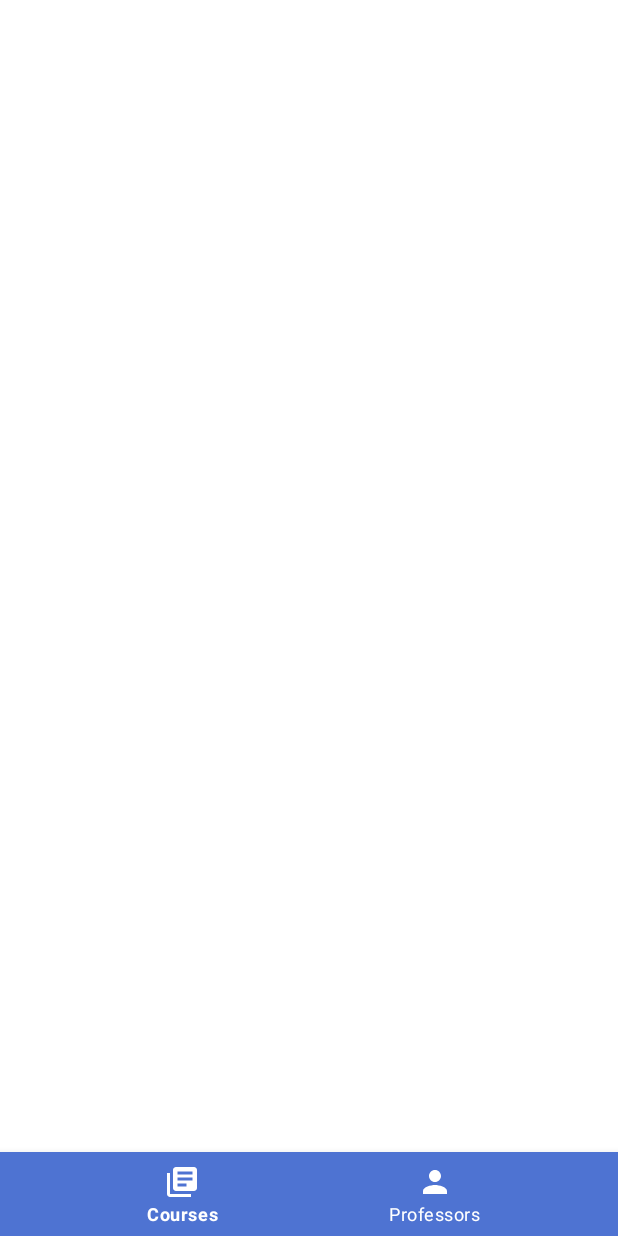
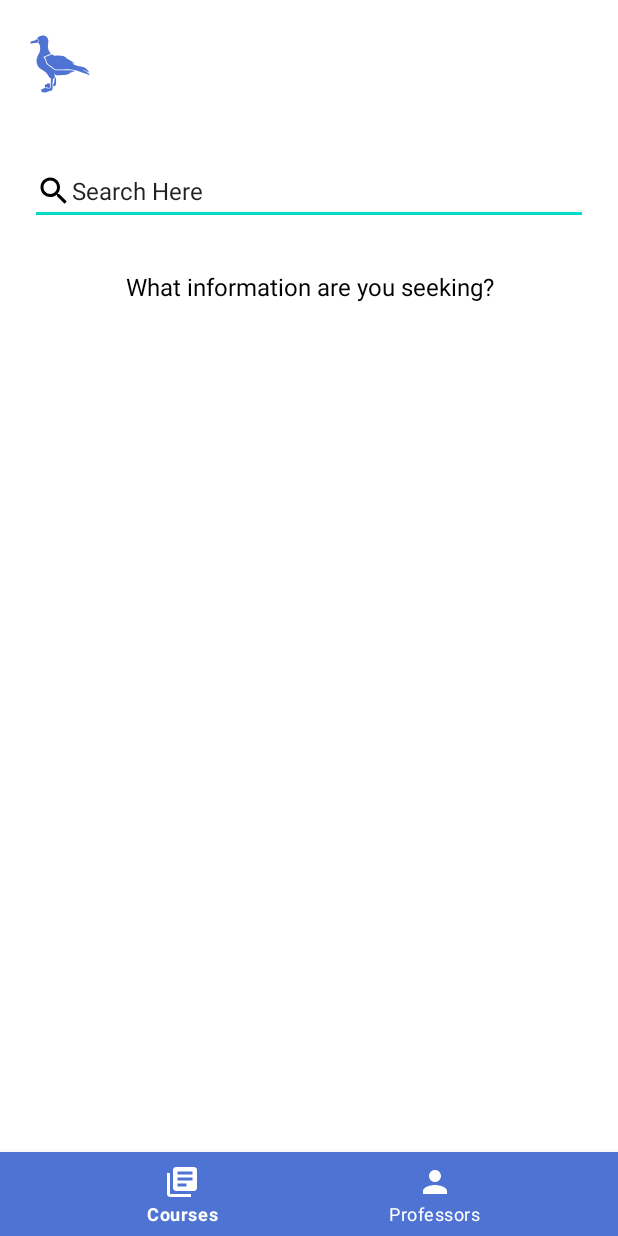
Before and after one commit to eleon23/AlbatrossConnect, an Android app: the fragment CourseFragment shown on its own in the app's theme, on a phone screen of 412 x 824 dp. Run offline under Robolectric (Android 15) with nearby library versions, the phone set to English and light mode, and no system bars.

Commit message:
course and professor

```diff
--- /dev/null
+++ b/app/src/main/res/drawable/ic_baseline_search_24.xml
@@ -0,0 +1,5 @@
+<vector android:height="24dp" android:tint="#000000"
+    android:viewportHeight="24" android:viewportWidth="24"
+    android:width="24dp" xmlns:android="http://schemas.android.com/apk/res/android">
+    <path android:fillColor="@android:color/white" android:pathData="M15.5,14h-0.79l-0.28,-0.27C15.41,12.59 16,11.11 16,9.5 16,5.91 13.09,3 9.5,3S3,5.91 3,9.5 5.91,16 9.5,16c1.61,0 3.09,-0.59 4.23,-1.57l0.27,0.28v0.79l5,4.99L20.49,19l-4.99,-5zM9.5,14C7.01,14 5,11.99 5,9.5S7.01,5 9.5,5 14,7.01 14,9.5 11.99,14 9.5,14z"/>
+</vector>
--- a/app/src/main/res/layout/fragment_course.xml
+++ b/app/src/main/res/layout/fragment_course.xml
@@ -6,11 +6,54 @@
     android:layout_width="match_parent"
     android:layout_height="match_parent">
 
-    <androidx.recyclerview.widget.RecyclerView
+    <TextView
+        android:id="@+id/title"
+        android:layout_width="wrap_content"
+        android:layout_height="wrap_content"
+        android:layout_marginStart="20dp"
+        android:layout_marginTop="20dp"
+        android:layout_marginEnd="20dp"
+        android:layout_marginBottom="20dp"
+        android:fontFamily="sans-serif-medium"
+        android:textAlignment="center"
+        android:textAppearance="@style/TextAppearance.AppCompat.Display1"
+        android:textColor="@color/blue"
+        android:typeface="sans"
+        app:drawableStartCompat="@drawable/albatross_white"
+        app:drawableTint="@color/blue"
+        app:layout_constraintEnd_toEndOf="parent"
+        app:layout_constraintStart_toStartOf="parent"
+        app:layout_constraintTop_toTopOf="parent" />
+
+    <EditText
+        android:id="@+id/search_bar"
         android:layout_width="match_parent"
         android:layout_height="wrap_content"
+        android:text="@string/search"
+        android:layout_margin="20dp"
+        android:layout_below="@+id/title"
+        android:layout_marginTop="5dp"
+        android:textSize="16sp"
+        android:drawableStart="@drawable/ic_baseline_search_24"/>
 
-        />
+    <TextView
+        android:id="@+id/sub_title"
+        android:layout_width="match_parent"
+        android:layout_height="wrap_content"
+        android:fontFamily="sans-serif"
+        android:text="@string/what_information_are_you_seeking"
+        android:textAlignment="center"
+        android:layout_below="@+id/search_bar"
+        android:layout_marginTop="10dp"
+        android:textSize="16sp"
+        android:textColor="#000000" />
+
+    <androidx.recyclerview.widget.RecyclerView
+        android:id="@+id/recycler_courses"
+        android:layout_below="@id/sub_title"
+        android:layout_marginTop="10dp"
+        android:layout_width="match_parent"
+        android:layout_height="wrap_content" />
 
     <com.google.android.material.bottomnavigation.BottomNavigationView
         android:id="@+id/bottom_navigation"
--- a/app/src/main/res/layout/professor_card_cell.xml
+++ b/app/src/main/res/layout/professor_card_cell.xml
@@ -6,8 +6,8 @@
     android:layout_margin="5dp"
     android:clickable="true"
     app:cardBackgroundColor="@color/white"
-    app:cardCornerRadius="8dp"
-    app:cardElevation="8dp"
+    app:cardCornerRadius="10dp"
+    app:cardElevation="10dp"
     app:cardMaxElevation="10dp"
     app:cardPreventCornerOverlap="true"
     app:cardUseCompatPadding="true">
--- a/app/src/main/res/values/strings.xml
+++ b/app/src/main/res/values/strings.xml
@@ -16,4 +16,5 @@
     <string name="course_code">Course Code</string>
     <string name="course_name">Course Name</string>
     <string name="CRN">CRN: 43434</string>
+    <string name="search">Search Here</string>
 </resources>
```
Also changed, not shown: app/src/main/res/layout/fragment_professor.xml (+43 -1 lines).
